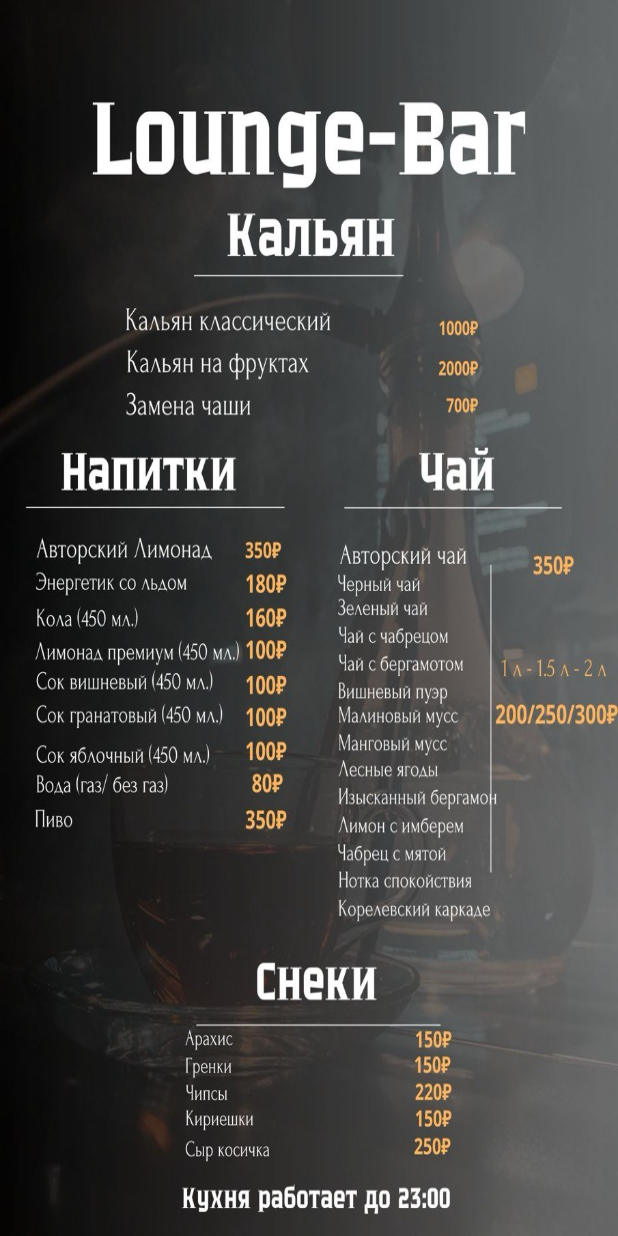
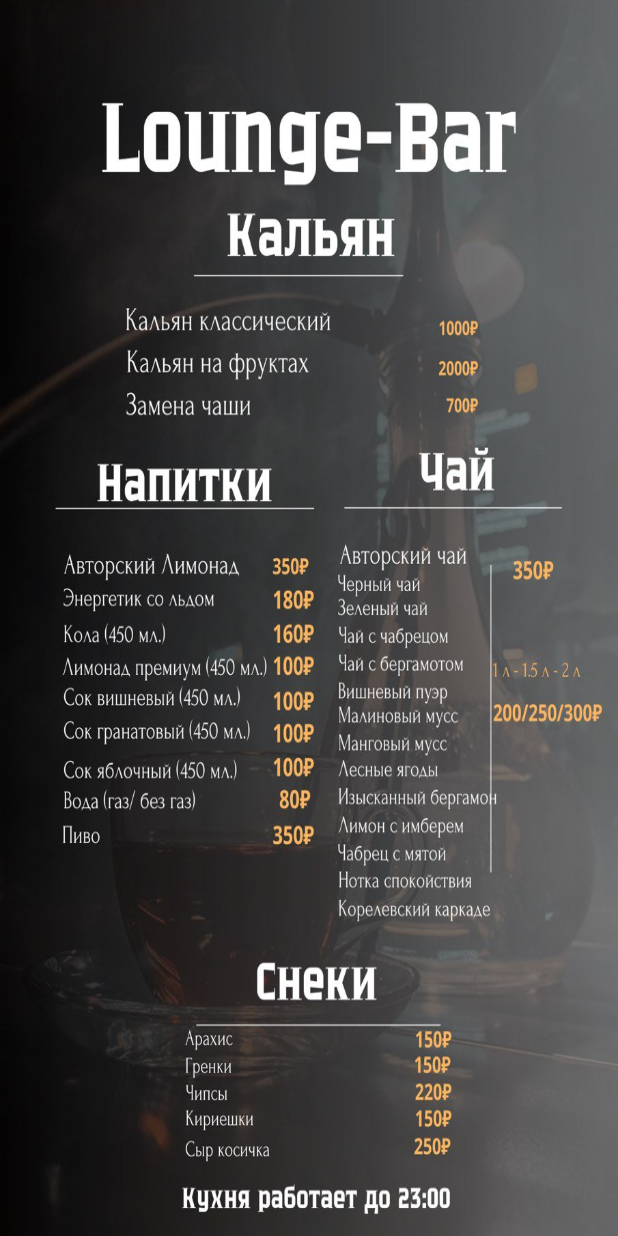
Before and after one commit to Asliddin009/lounge_bar, a Flutter app: the QrCodeScreen screen opened by its route, after a tap on "Меню", on a phone screen of 412 x 824 dp. Run offline on Flutter 3.47's test engine with Material 3 defaults, Android fonts, the light colour scheme and no system bars; our stand-ins replace go_router, google_fonts, video_player; missing offline and left inert: animated_image_list.

Commit message:
fix: поменял меню

```diff
--- a/lib/ui/qr_code_screen.dart
+++ b/lib/ui/qr_code_screen.dart
@@ -1,3 +1,4 @@
+import 'package:flutter/cupertino.dart';
 import 'package:flutter/material.dart';
 import 'package:go_router/go_router.dart';
 import 'package:google_fonts/google_fonts.dart';
@@ -34,6 +35,8 @@ class _QrCodeScreenState extends State<QrCodeScreen> {
     return Scaffold(
       body: Container(
         alignment: Alignment.center,
+        height: double.infinity,
+        width: double.infinity,
         child: Stack(
           children: [
             Positioned.fill(
@@ -42,10 +45,7 @@ class _QrCodeScreenState extends State<QrCodeScreen> {
                 child: SizedBox(
                   height: _controller.value.size.height,
                   width: _controller.value.size.width,
-                  child: ClipRRect(
-                    borderRadius: BorderRadius.circular(15),
-                    child: VideoPlayer(_controller),
-                  ),
+                  child: VideoPlayer(_controller),
                 ),
               ),
             ),
@@ -126,13 +126,32 @@ class _QrCodeScreenState extends State<QrCodeScreen> {
                       height: 8,
                     ),
                     BaseElevatedButton(
-                      text: "Наш сайт",
-                      onPressed: () {},
-                    )
+                      text: "Наш адрес",
+                      onPressed: () async {
+                        const url = 'https://2gis.ru/kh_mansiysk/firm/70000001049856792';
+                        if (await canLaunchUrlString(url)) {
+                          await launchUrlString(url);
+                        }
+                      },
+                    ),
                   ],
                 ),
               ),
             ),
+            // Align(
+            //   alignment: Alignment.bottomCenter,
+            //   child: Padding(
+            //     padding: const EdgeInsets.only(bottom: 16.0),
+            //     child: CupertinoButton(
+            //         onPressed: () async {
+            //           const url = 'https://2gis.ru/kh_mansiysk/firm/70000001049856792';
+            //           if (await canLaunchUrlString(url)) {
+            //             await launchUrlString(url);
+            //           }
+            //         },
+            //         child: const Text('Гагарина 88А')),
+            //   ),
+            // )
           ],
         ),
       ),
```
Also changed, not shown: assets/images/menu.jpg.
